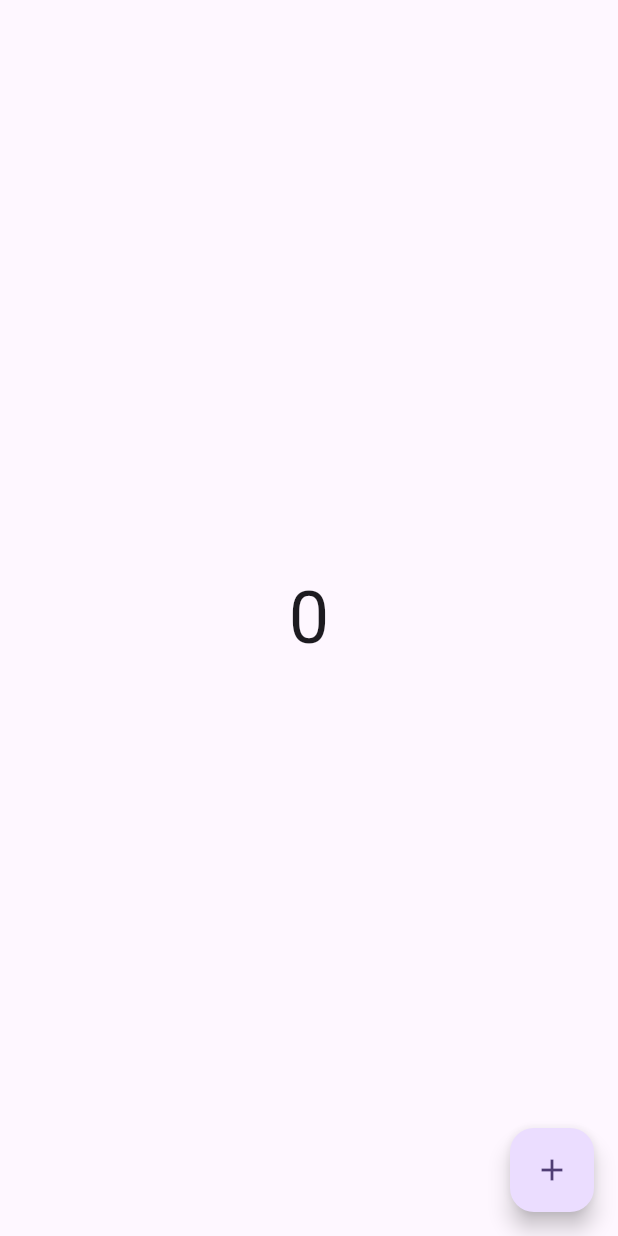
After one commit to fatememir/code_chalange_practice, a Flutter app: the screen it shows after launch, after a tap on "Long click listener on floating action b", on a phone screen of 412 x 824 dp. The commit adds this screen. Run offline on Flutter 3.47's test engine with Material 2 defaults, Android fonts, the phone set to English and light mode, and no system bars.

Commit message:
implement long action button for counting

```diff
--- /dev/null
+++ b/lib/long_action_button.dart
@@ -0,0 +1,50 @@
+import 'dart:async';
+
+import 'package:flutter/material.dart';
+
+class LongClickOnFloatingActionButton extends StatefulWidget {
+  const LongClickOnFloatingActionButton({super.key});
+
+  @override
+  LongClickOnFloatingActionButtonState createState() => LongClickOnFloatingActionButtonState();
+}
+
+class LongClickOnFloatingActionButtonState extends State<LongClickOnFloatingActionButton> {
+  late Timer _timer;
+  int _start = 0;
+
+  void startTimer() {
+    const oneSec = Duration(seconds: 1);
+    _timer = Timer.periodic(
+      oneSec,
+          (Timer timer) {
+
+          setState(() {
+            _start++;
+          });
+      },
+    );
+  }
+
+  @override
+  Widget build(BuildContext context) {
+    return Scaffold(
+      body: SafeArea(child: Center(child: Text(_start.toString() ,style: TextStyle(fontSize: 48),)),
+
+         ),
+        floatingActionButton: GestureDetector(
+          onLongPressStart: (_) async{
+            startTimer();
+          },
+          onLongPressEnd: (_){
+            _timer.cancel();
+        },
+          child: const FloatingActionButton(
+            onPressed: null,
+            child: Icon(Icons.add),
+          ),
+      ),
+    );
+  }
+
+}
--- a/lib/main.dart
+++ b/lib/main.dart
@@ -1,6 +1,7 @@
 import 'package:flutter/material.dart';
 
 import 'factorial.dart';
+import 'long_action_button.dart';
 
 void main() {
   runApp(const MyApp());
@@ -51,6 +52,16 @@ class _MyHomePageState extends State<MyHomePage> {
                 );
               },
               child: const Text('Factorial'),
+            ) ,
+            const SizedBox(height: 16,),
+            ElevatedButton(
+              onPressed: () {
+                Navigator.push(
+                  context,
+                  MaterialPageRoute(builder: (context) => const LongClickOnFloatingActionButton()),
+                );
+              },
+              child: const Text('Long click listener on floating action button'),
             )
           ],
         ),
```
